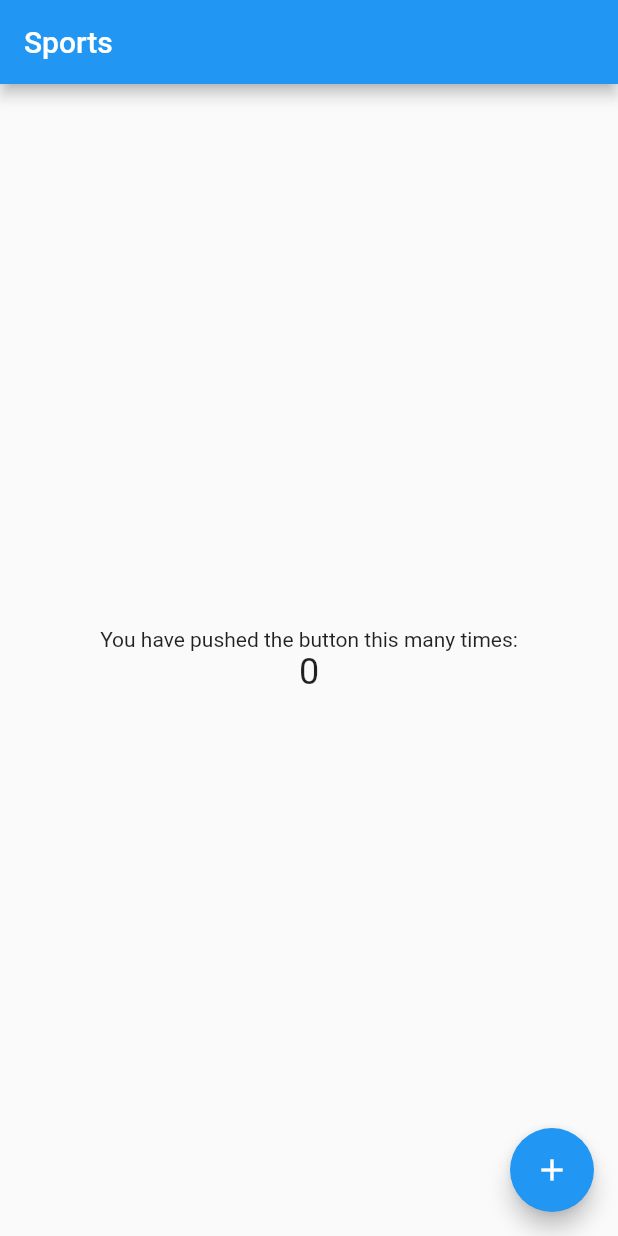
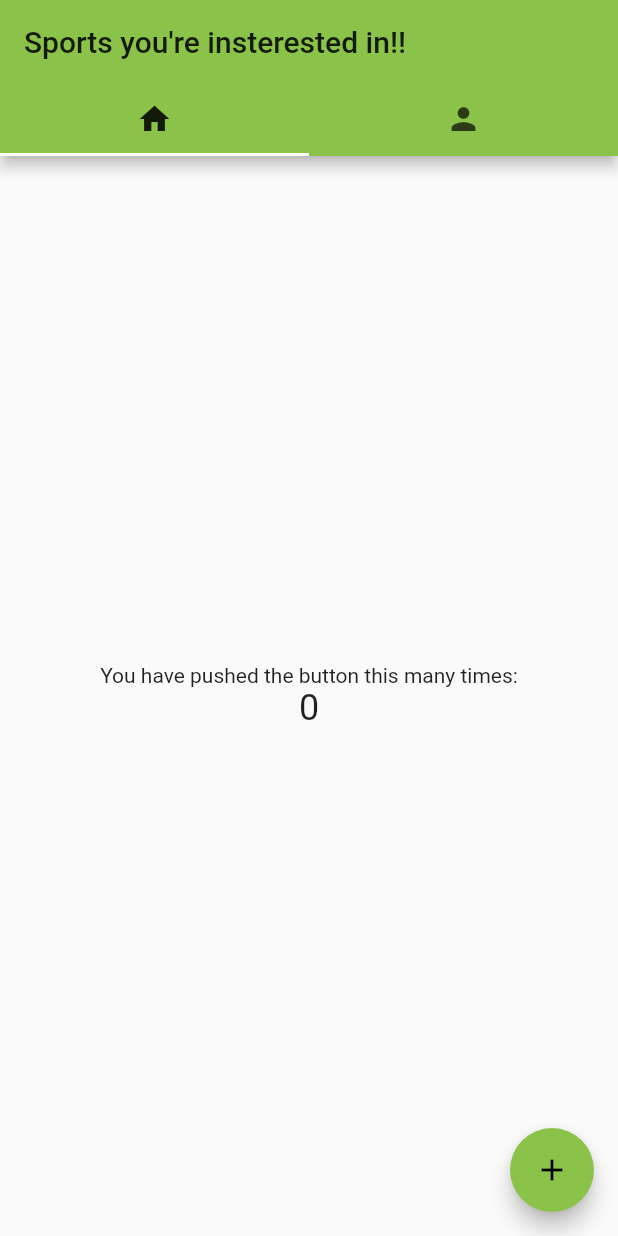
Before and after one commit to Terril/field-booking, a Flutter app: the screen it shows after launch, on a phone screen of 412 x 824 dp. Run offline on Flutter 3.47's test engine with Material 2 defaults, Android fonts, the phone set to English and light mode, and no system bars.

Commit message:
Working on Home page for with showing the details

```diff
--- a/lib/main.dart
+++ b/lib/main.dart
@@ -18,15 +18,34 @@ class MyApp extends StatelessWidget {
         // or simply save your changes to "hot reload" in a Flutter IDE).
         // Notice that the counter didn't reset back to zero; the application
         // is not restarted.
-        primarySwatch: Colors.blue,
+        primarySwatch: Colors.lightGreen,
       ),
-      home: MyHomePage(title: 'Sports'),
+      home: new DefaultTabController(
+        length: 2,
+        child: new Scaffold(
+          appBar: new AppBar(
+            title: Text("Sports you're insterested in!!",  textAlign: TextAlign.center),
+            bottom: new TabBar(
+              tabs: <Widget>[
+                new Tab(icon: new Icon(Icons.home)),
+                new Tab(icon: new Icon(Icons.person)),
+              ],
+            ),
+          ),
+          body: new TabBarView(
+              children: <Widget>[
+                new HomePage(title: 'Flutter Demo Home Page'),
+                new Text("You've Selected Second")
+              ]
+          ),
+        ),
+      )
     );
   }
 }
 
-class MyHomePage extends StatefulWidget {
-  MyHomePage({Key key, this.title}) : super(key: key);
+class HomePage extends StatefulWidget {
+  HomePage({Key key, this.title}) : super(key: key);
 
   // This widget is the home page of your application. It is stateful, meaning
   // that it has a State object (defined below) that contains fields that affect
@@ -40,10 +59,10 @@ class MyHomePage extends StatefulWidget {
   final String title;
 
   @override
-  _MyHomePageState createState() => _MyHomePageState();
+  _HomePageState createState() => _HomePageState();
 }
 
-class _MyHomePageState extends State<MyHomePage> {
+class _HomePageState extends State<HomePage> {
   int _counter = 0;
 
   void _incrementCounter() {
@@ -66,11 +85,6 @@ class _MyHomePageState extends State<MyHomePage> {
     // fast, so that you can just rebuild anything that needs updating rather
     // than having to individually change instances of widgets.
     return Scaffold(
-      appBar: AppBar(
-        // Here we take the value from the MyHomePage object that was created by
-        // the App.build method, and use it to set our appbar title.
-        title: Text(widget.title),
-      ),
       body: Center(
         // Center is a layout widget. It takes a single child and positions it
         // in the middle of the parent.
```
